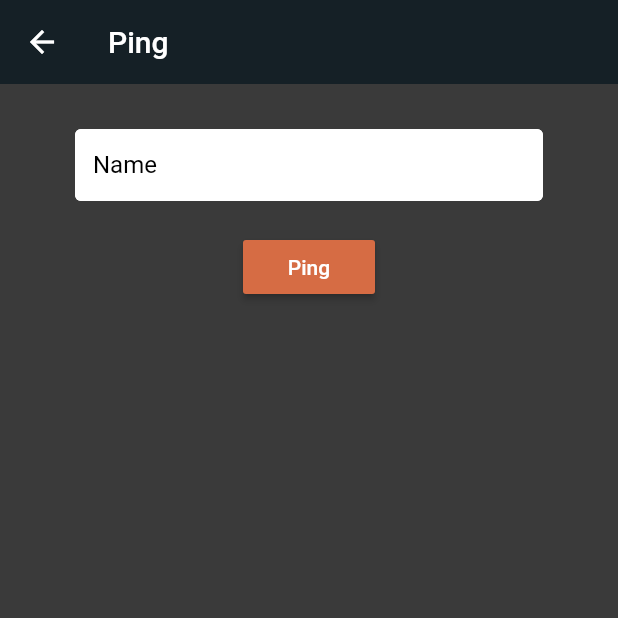
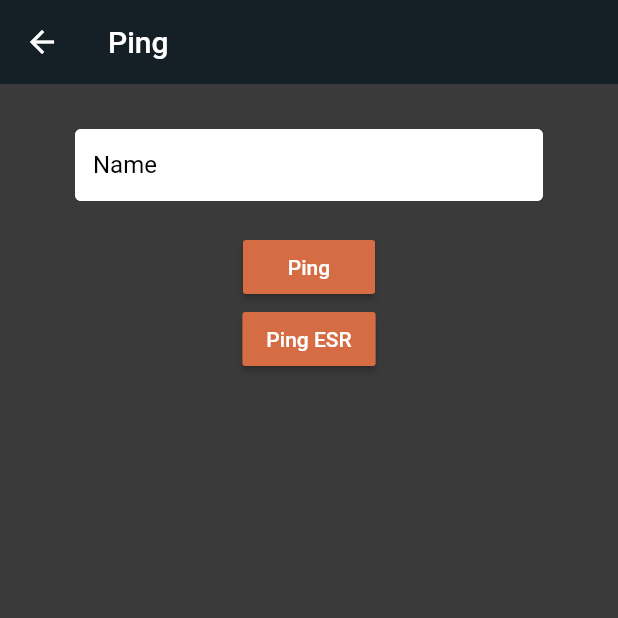
Before and after one commit to EOS-Nation/flutter-eosn, a Flutter app: the Ping screen opened directly, after a tap on "Ping", on a phone screen of 412 x 824 dp, the top half of it. Run offline on Flutter 3.47's test engine with Material 2 defaults, Android fonts, the phone set to English and light mode, and no system bars; our stand-ins replace firebase_auth, flutter_secure_storage, flutter_spinkit, fluttertoast; missing offline and left inert: dart_esr, encrypt, eosdart, eosdart_ecc, flutter_numpad_widget; accounts and stored records are empty.

Commit message:
add ping and pong esr

```diff
--- a/flutter web test/myapp/lib/pages/pingPong/ping.dart
+++ b/flutter web test/myapp/lib/pages/pingPong/ping.dart
@@ -1,4 +1,7 @@
 import 'package:flutter/material.dart';
+import 'package:flutter/services.dart';
+import 'package:dart_esr/dart_esr.dart' as esrDart;
+import 'package:myapp/commons/eosToast.dart';
 import 'package:myapp/commons/loading.dart';
 
 class Ping extends StatefulWidget {
@@ -11,11 +14,39 @@ class Ping extends StatefulWidget {
 class _PingState extends State<Ping> {
   bool isLoading;
   String name;
+  var esr;
+  String encodedRequest;
+
   @override
   void initState() {
     super.initState();
     isLoading = false;
     name = '';
+    this.initESR();
+  }
+
+  void initESR() async {
+    esr = esrDart.EOSIOSigningrequest('https://jungle2.cryptolions.io', 'v1',
+        chainName: esrDart.ChainName.EOS_JUNGLE2);
+    encodedRequest = '';
+  }
+
+  Future<void> encodePing() async {
+    var auth = <esrDart.Authorization>[
+      esrDart.Authorization.fromJson(esrDart.ESRConstants.PlaceholderAuth)
+    ];
+
+    var data = <String, String>{'name': name};
+
+    var action = esrDart.Action()
+      ..account = 'eosnpingpong'
+      ..name = 'ping'
+      ..authorization = auth
+      ..data = data;
+    var temp = await esr.encodeAction(action);
+    setState(() {
+      encodedRequest = temp;
+    });
   }
 
   @override
@@ -74,7 +105,33 @@ class _PingState extends State<Ping> {
                           });
                         }
                       },
-                    )
+                    ),
+                    RaisedButton(
+                      child: Text('Ping ESR'),
+                      onPressed: () {
+                        encodePing();
+                      },
+                    ),
+                    Row(
+                      children: <Widget>[
+                        Flexible(
+                            child: Text(
+                          encodedRequest,
+                          overflow: TextOverflow.clip,
+                        )),
+                        encodedRequest.isNotEmpty
+                            ? IconButton(
+                                icon: Icon(Icons.content_copy),
+                                onPressed: () async {
+                                  await Clipboard.setData(
+                                      new ClipboardData(text: encodedRequest));
+                                  EOSToast().infoCenterShortToast(
+                                      'Copied to Clipboard');
+                                },
+                              )
+                            : SizedBox(),
+                      ],
+                    ),
                   ],
                 ),
               ),
```
Also changed, not shown: flutter web test/myapp/lib/pages/pingPong/pingsExpansionTiles.dart (+85 -4 lines).
